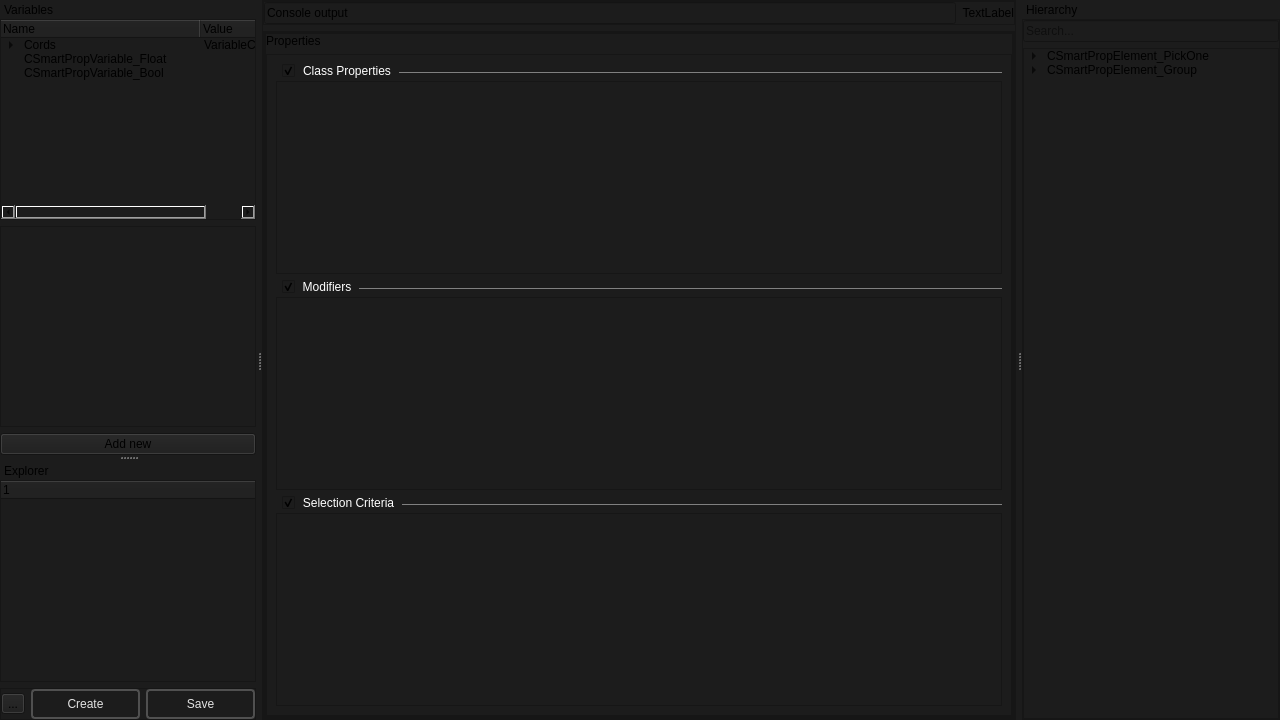
Before: the Qt Designer form smartprop_editor/main.ui in dertwist/Hammer5Tools, drawn with Qt 5.
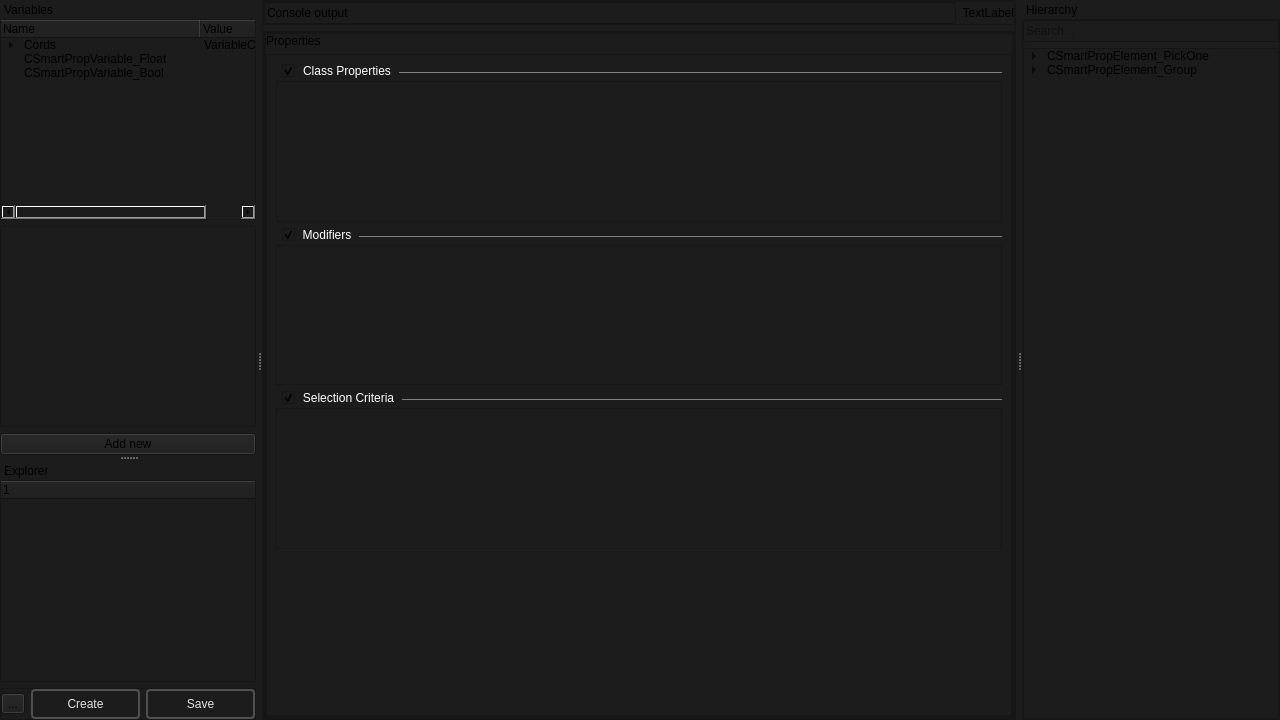
After: the same form once the commit is applied. Icons and pictures are not drawn.

Commit message: Clean and apply stylesheet for smartprop editor

Diff of the .ui file:
```diff
--- a/smartprop_editor/main.ui
+++ b/smartprop_editor/main.ui
@@ -265,7 +265,7 @@
                             <x>0</x>
                             <y>0</y>
                             <width>512</width>
-                            <height>190</height>
+                            <height>136</height>
                            </rect>
                           </property>
                           <layout class="QVBoxLayout" name="verticalLayout_14"/>
@@ -342,7 +342,7 @@
                             <x>0</x>
                             <y>0</y>
                             <width>512</width>
-                            <height>189</height>
+                            <height>136</height>
                            </rect>
                           </property>
                           <layout class="QVBoxLayout" name="verticalLayout_4"/>
@@ -419,7 +419,7 @@
                             <x>0</x>
                             <y>0</y>
                             <width>512</width>
-                            <height>190</height>
+                            <height>136</height>
                            </rect>
                           </property>
                           <layout class="QVBoxLayout" name="verticalLayout_16"/>
@@ -429,6 +429,19 @@
                       </layout>
                      </widget>
                     </item>
+                    <item>
+                     <spacer name="verticalSpacer">
+                      <property name="orientation">
+                       <enum>Qt::Vertical</enum>
+                      </property>
+                      <property name="sizeHint" stdset="0">
+                       <size>
+                        <width>20</width>
+                        <height>40</height>
+                       </size>
+                      </property>
+                     </spacer>
+                    </item>
                    </layout>
                   </widget>
                  </widget>
```
The commit also changes 2 other files.
